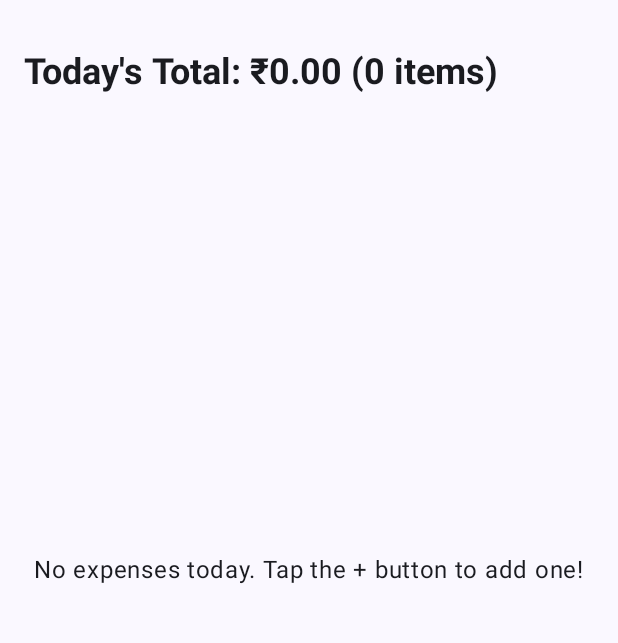
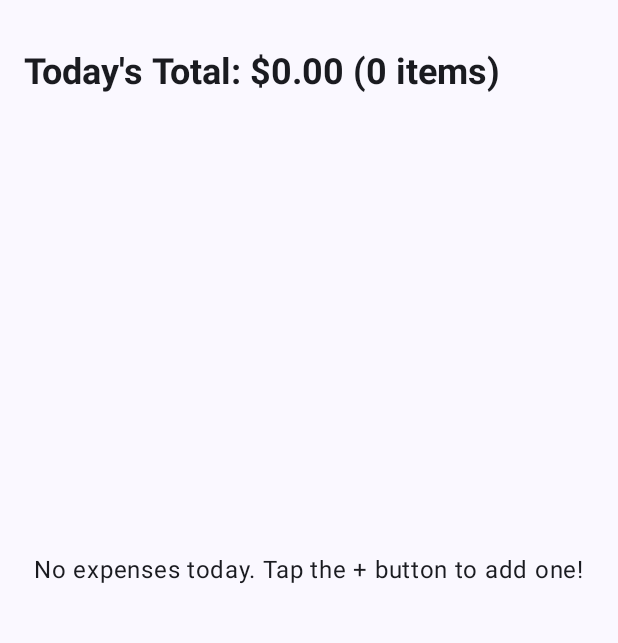
Before and after one commit to DarshReddy/Zospend, an Android app built with Jetpack Compose: the screen it shows after launch (MainActivity), on a phone screen of 412 x 824 dp, the part 69-712 px from its top. Run offline under Robolectric (Android 15) with nearby library versions, the phone set to English and light mode, and no system bars.

Commit message:
feat: Enhance UI with filled icons for selection and receipt image display
This commit introduces UI improvements across multiple screens:

**MainScreen:**
- Updates bottom navigation icons to use filled versions when an item is selected and outlined versions otherwise, providing clearer visual feedback.

**ExpenseListScreen:**
- Displays receipt image thumbnails in expense items if available.
- Allows users to tap on a receipt thumbnail to view the full-sized image in a dialog.
- Modifies currency formatting to use the device's default locale instead of a fixed "en-IN" locale.

**ReportScreen:**
- Modifies currency formatting to use the device's default locale.

```diff
--- a/app/src/main/java/com/assignment/zospend/ui/main/MainScreen.kt
+++ b/app/src/main/java/com/assignment/zospend/ui/main/MainScreen.kt
@@ -7,9 +7,11 @@ import androidx.compose.foundation.layout.Box
 import androidx.compose.foundation.layout.padding
 import androidx.compose.material.icons.Icons
 import androidx.compose.material.icons.automirrored.filled.List
+import androidx.compose.material.icons.automirrored.outlined.List
 import androidx.compose.material.icons.filled.Add
 import androidx.compose.material.icons.filled.DateRange
 import androidx.compose.material.icons.filled.Share
+import androidx.compose.material.icons.outlined.DateRange
 import androidx.compose.material3.BottomAppBar
 import androidx.compose.material3.ExperimentalMaterial3Api
 import androidx.compose.material3.FloatingActionButton
@@ -121,11 +123,19 @@ fun AppBottomBar(
     navController: NavController,
     currentRoute: String?
 ) {
+    val isTodaySelected = currentRoute == Screen.Today.route
+    val isReportsSelected = currentRoute == Screen.Reports.route
+
     BottomAppBar {
         NavigationBarItem(
-            icon = { Icon(Icons.Default.DateRange, contentDescription = "Today") },
+            icon = {
+                Icon(
+                    imageVector = if (isTodaySelected) Icons.Filled.DateRange else Icons.Outlined.DateRange,
+                    contentDescription = "Today"
+                )
+            },
             label = { Text("Today") },
-            selected = currentRoute == Screen.Today.route,
+            selected = isTodaySelected,
             onClick = {
                 navController.navigate(Screen.Today.route) {
                     popUpTo(navController.graph.startDestinationId)
@@ -134,9 +144,14 @@ fun AppBottomBar(
             }
         )
         NavigationBarItem(
-            icon = { Icon(Icons.AutoMirrored.Default.List, contentDescription = "Reports") },
+            icon = {
+                Icon(
+                    imageVector = if (isReportsSelected) Icons.AutoMirrored.Filled.List else Icons.AutoMirrored.Outlined.List,
+                    contentDescription = "Reports"
+                )
+            },
             label = { Text("Reports") },
-            selected = currentRoute == Screen.Reports.route,
+            selected = isReportsSelected,
             onClick = {
                 navController.navigate(Screen.Reports.route) {
                     popUpTo(navController.graph.startDestinationId)
```
Also changed, not shown: app/src/main/java/com/assignment/zospend/ui/list/ExpenseListScreen.kt (+52 -4 lines), app/src/main/java/com/assignment/zospend/ui/report/ReportScreen.kt (+6 -3 lines).
